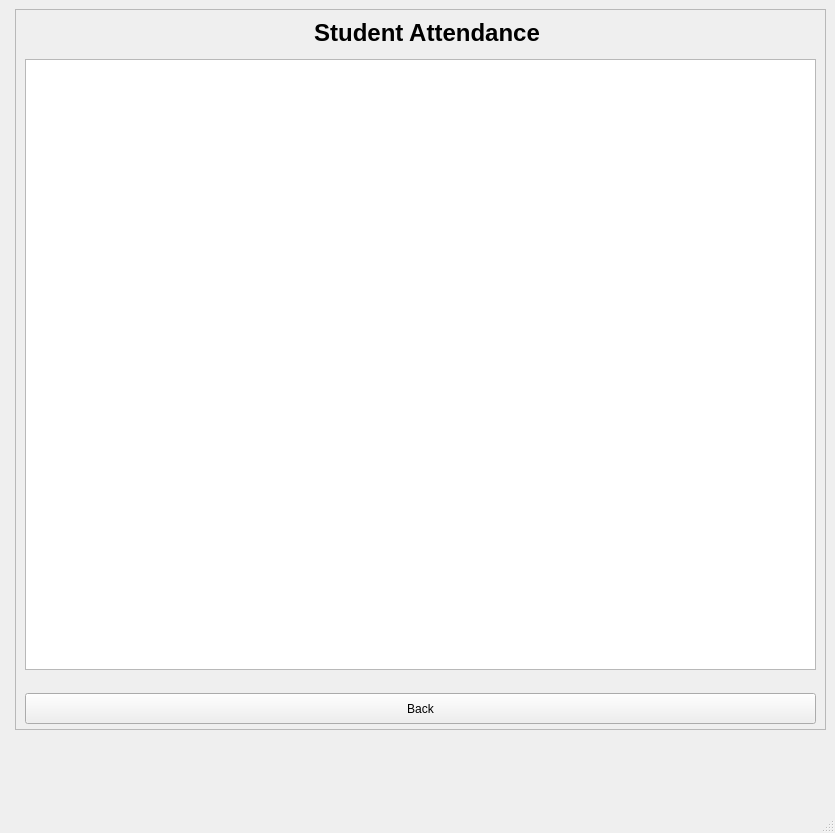
This is App/ui/viewAttendance.ui in yonycherkos/automatic-classroom-attendance-system as Qt 5 draws it before an edit. The edited form follows.
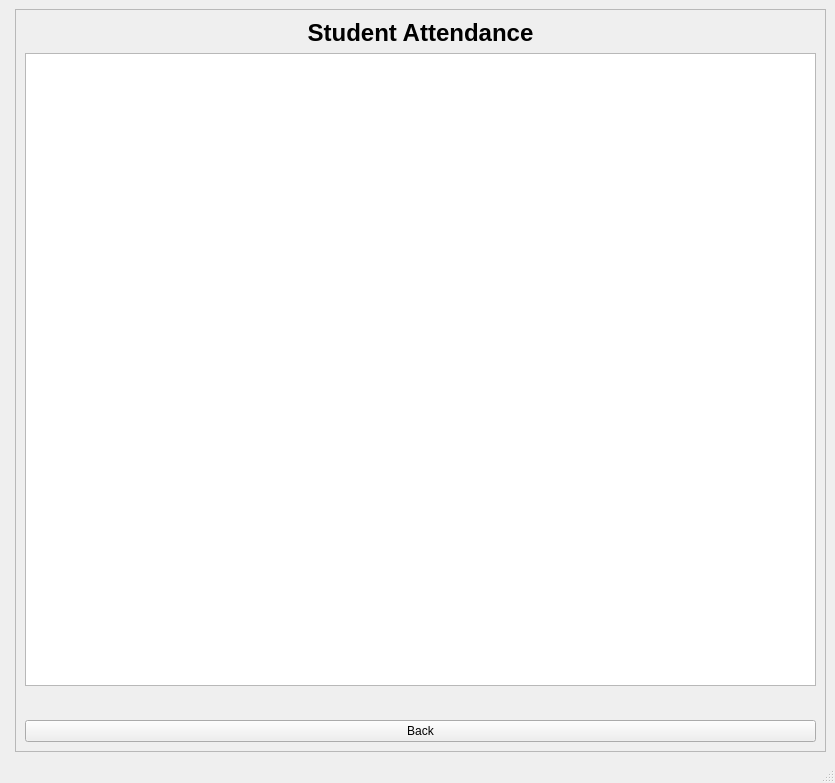
This is the edited form.

Commit message: display detail student info's for a selected row.

Patch:
```diff
--- a/App/ui/viewAttendance.ui
+++ b/App/ui/viewAttendance.ui
@@ -6,8 +6,8 @@
    <rect>
     <x>0</x>
     <y>0</y>
-    <width>829</width>
-    <height>833</height>
+    <width>835</width>
+    <height>783</height>
    </rect>
   </property>
   <property name="windowTitle">
@@ -29,15 +29,9 @@
       <property name="frameShadow">
        <enum>QFrame::Raised</enum>
       </property>
+      <layout class="QGridLayout" name="gridLayout">
+       <item row="0" column="0">
       <widget class="QLabel" name="label">
-       <property name="geometry">
-        <rect>
-         <x>0</x>
-         <y>10</y>
-         <width>824</width>
-         <height>28</height>
-        </rect>
-       </property>
        <property name="text">
         <string>&lt;html&gt;&lt;head/&gt;&lt;body&gt;&lt;p&gt;&lt;span style=&quot; font-size:18pt; font-weight:600;&quot;&gt;Student Attendance&lt;/span&gt;&lt;/p&gt;&lt;/body&gt;&lt;/html&gt;</string>
        </property>
@@ -45,32 +39,37 @@
         <set>Qt::AlignCenter</set>
        </property>
       </widget>
+       </item>
+       <item row="1" column="0">
       <widget class="QTableWidget" name="table">
-       <property name="geometry">
-        <rect>
-         <x>10</x>
-         <y>50</y>
-         <width>791</width>
-         <height>611</height>
-        </rect>
-       </property>
        <property name="sizeAdjustPolicy">
         <enum>QAbstractScrollArea::AdjustToContents</enum>
        </property>
       </widget>
+       </item>
+       <item row="2" column="0">
+        <widget class="QLabel" name="detailLabel">
+         <property name="font">
+          <font>
+           <pointsize>14</pointsize>
+          </font>
+         </property>
+         <property name="text">
+          <string/>
+         </property>
+         <property name="alignment">
+          <set>Qt::AlignCenter</set>
+         </property>
+        </widget>
+       </item>
+       <item row="3" column="0">
       <widget class="QPushButton" name="backBtn">
-       <property name="geometry">
-        <rect>
-         <x>10</x>
-         <y>684</y>
-         <width>791</width>
-         <height>31</height>
-        </rect>
-       </property>
        <property name="text">
         <string>Back</string>
        </property>
       </widget>
+       </item>
+      </layout>
      </widget>
     </item>
    </layout>
```
Left out of the diff: 2 changed lines with no effect on the pictures. Lines whose indentation alone changed are shown as unchanged. The commit also changes 1 other file.
